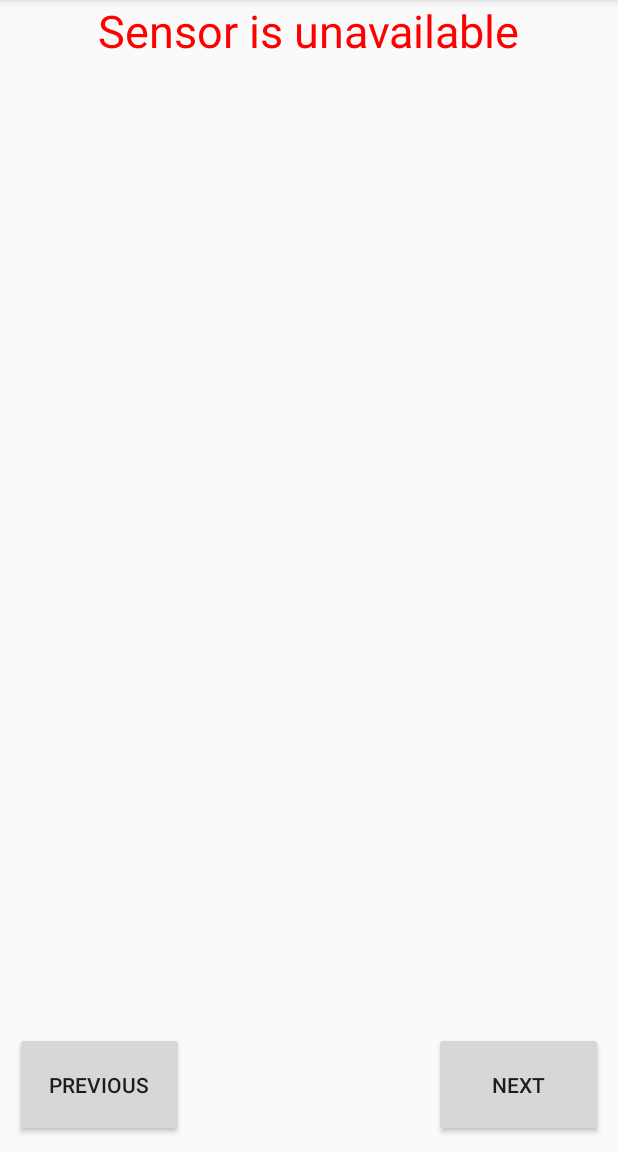
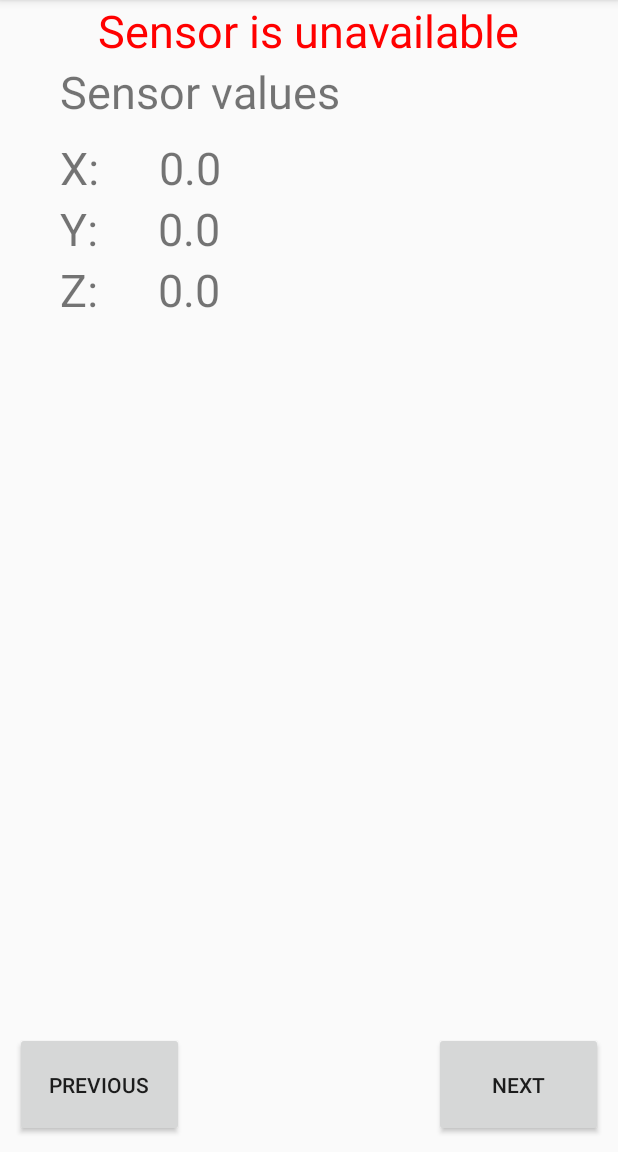
Before and after one commit to gchilczuk/SensorFun, an Android app: the screen it shows after launch (MainActivity), after a tap on "NEXT", on a phone screen of 412 x 824 dp, the part 84-1236 px from its top. Run offline under Robolectric (Android 15) with nearby library versions, the phone set to English and light mode, and no system bars; 1 statement that could not run was skipped.

Commit message:
Quite nice

```diff
--- a/app/src/main/java/pl/chilczuk/grzegorz/sensorfun/MainActivity.kt
+++ b/app/src/main/java/pl/chilczuk/grzegorz/sensorfun/MainActivity.kt
@@ -14,6 +14,8 @@ import android.view.View
 import android.widget.Toast
 import kotlinx.android.synthetic.main.activity_main.*
 import kotlinx.android.synthetic.main.content_main.*
+import java.lang.Math.abs
+import java.nio.channels.FileLock
 
 class MainActivity : AppCompatActivity(){
     var mSensorManager : SensorManager? = null
@@ -21,6 +23,7 @@ class MainActivity : AppCompatActivity(){
     var sensorList : List<Sensor>? = null
     var currentSensor = 0
     val sensorEventListenersList : MutableList<SensorEventListener> = mutableListOf()
+    var accuracy = 0.2
 
     override fun onCreate(savedInstanceState: Bundle?) {
         super.onCreate(savedInstanceState)
@@ -39,22 +42,16 @@ class MainActivity : AppCompatActivity(){
         if (sensor != null) {
             availabilityTV.text = sensor?.name
             availabilityTV.setTextColor(Color.GREEN)
-            headerTV.visibility = View.VISIBLE
-            valueXTV.visibility = View.VISIBLE
-            valueYTV.visibility = View.VISIBLE
-            valueZTV.visibility = View.VISIBLE
         } else {
             availabilityTV.text = getString(R.string.unavail)
             availabilityTV.setTextColor(Color.RED)
-            headerTV.visibility = View.INVISIBLE
-            valueXTV.visibility = View.INVISIBLE
-            valueYTV.visibility = View.INVISIBLE
-            valueZTV.visibility = View.INVISIBLE
         }
+        setValuesTVToZero()
         var sensorid = 0
         while(sensorid < sensorList?.size as Int){
             sensorEventListenersList.add(MySensorEventListener(sensorid))
-            mSensorManager?.registerListener(sensorEventListenersList.get(sensorid), sensorList?.get(sensorid), SensorManager.SENSOR_DELAY_NORMAL)
+            mSensorManager?.registerListener(sensorEventListenersList.get(sensorid),
+                    sensorList?.get(sensorid), SensorManager.SENSOR_DELAY_NORMAL)
             sensorid ++
         }
         currentSensor = 0
@@ -64,33 +61,12 @@ class MainActivity : AppCompatActivity(){
         if (sensorList != null){
             val len : Int = sensorList?.size as Int
             if (currentSensor >= len-1 ){
-                nextB.isActivated = false
                 currentSensor = len-1
             } else {
                 currentSensor ++
                 sensor = sensorList?.get(currentSensor)
-                toast(sensor?.name as CharSequence)
                 availabilityTV.text = sensor?.name
-                if (currentSensor == len-1 ){
-                    nextB.isActivated = false
-                }
-            }
-        }
-    }
-
-    inner class MySensorEventListener(val number : Int) : SensorEventListener {
-        override fun onAccuracyChanged(sensor: Sensor?, accuracy: Int) {
-            // Nothing
-        }
-
-        override fun onSensorChanged(event: SensorEvent?) {
-            if(currentSensor == number) {
-                val xtv = "X: " + event?.values?.get(0)
-                val ytv = "Y: " + event?.values?.get(1)
-                val ztv = "Z: " + event?.values?.get(2)
-                valueXTV.text = xtv
-                valueYTV.text = ytv
-                valueZTV.text = ztv
+                setValuesTVToZero()
             }
         }
     }
@@ -98,18 +74,20 @@ class MainActivity : AppCompatActivity(){
     fun prevSensor(){
         if (sensorList != null){
             if (currentSensor <= 0 ){
-                nextB.isActivated = false
                 currentSensor = 0
             } else {
                 currentSensor --
                 sensor = sensorList?.get(currentSensor)
-                toast(sensor?.name as CharSequence)
                 availabilityTV.text = sensor?.name
-                if (currentSensor == 0 ){
-                    nextB.isActivated = false
-                }
+                setValuesTVToZero()
             }
         }
+    }
+
+    fun setValuesTVToZero(){
+        valueXTV.text = getString(R.string.zero)
+        valueYTV.text = getString(R.string.zero)
+        valueZTV.text = getString(R.string.zero)
     }
 
     override fun onPause() {
@@ -136,6 +114,32 @@ class MainActivity : AppCompatActivity(){
 
         return super.onOptionsItemSelected(item)
     }
+
+    inner class MySensorEventListener(val number : Int) : SensorEventListener {
+        var prevX = 0f
+        var prevY = 0f
+        var prevZ = 0f
+
+        override fun onAccuracyChanged(sensor: Sensor?, accuracy: Int) {
+        }
+
+        override fun onSensorChanged(event: SensorEvent?) {
+            if(currentSensor == number) {
+                val currX = event?.values?.get(0) as Float
+                val currY = event.values?.get(1) as Float
+                val currZ = event.values?.get(2) as Float
+                if (abs(prevX - currX) > accuracy){
+                    valueXTV.text = currX.toString()
+                }
+                if (abs(prevY - currY) > accuracy){
+                    valueYTV.text = currY.toString()
+                }
+                if (abs(prevZ - currZ) > accuracy){
+                    valueZTV.text = currZ.toString()
+                }
+            }
+        }
+    }
 }
 
 
--- a/app/src/main/res/layout/content_main.xml
+++ b/app/src/main/res/layout/content_main.xml
@@ -9,65 +9,106 @@
     tools:showIn="@layout/activity_main">
 
     <TextView
+        android:id="@+id/availabilityTV"
         android:layout_width="wrap_content"
         android:layout_height="wrap_content"
+        android:layout_alignParentTop="true"
         android:layout_centerHorizontal="true"
-        android:layout_alignParentTop="true"
-        android:textSize="30sp"
-        android:id="@+id/availabilityTV"
-        />
+        android:textSize="30sp" />
+
     <TextView
+        android:id="@+id/headerTV"
         android:layout_width="wrap_content"
         android:layout_height="wrap_content"
-        android:id="@+id/headerTV"
+        android:layout_below="@+id/availabilityTV"
+        android:layout_marginLeft="40dp"
+        android:layout_marginStart="40dp"
+        android:layout_marginBottom="10dp"
         android:text="@string/values_decsription"
-        android:textSize="30sp"
-        android:layout_centerHorizontal="true"
-        android:layout_below="@+id/availabilityTV"
-        android:layout_margin="10dp"/>
+        android:textSize="30sp" />
 
     <TextView
+        android:id="@+id/X"
         android:layout_width="wrap_content"
         android:layout_height="wrap_content"
-        android:id="@+id/valueXTV"
-        android:textSize="30sp"
-        android:layout_centerHorizontal="true"
-        android:layout_below="@+id/headerTV"/>
+        android:layout_below="@+id/headerTV"
+        android:layout_marginLeft="40dp"
+        android:layout_marginStart="40dp"
+        android:layout_marginEnd="40dp"
+        android:layout_marginRight="40dp"
+        android:text="@string/x"
+        android:textSize="30sp" />
+
     <TextView
+        android:id="@+id/Y"
         android:layout_width="wrap_content"
         android:layout_height="wrap_content"
-        android:id="@+id/valueYTV"
-        android:textSize="30sp"
-        android:layout_centerHorizontal="true"
-        android:layout_below="@+id/valueXTV"/>
+        android:layout_below="@+id/X"
+        android:layout_marginLeft="40dp"
+        android:layout_marginStart="40dp"
+        android:layout_marginEnd="40dp"
+        android:layout_marginRight="40dp"
+        android:text="@string/y"
+        android:textSize="30sp" />
+
     <TextView
+        android:id="@+id/Z"
         android:layout_width="wrap_content"
         android:layout_height="wrap_content"
+        android:layout_below="@+id/Y"
+        android:layout_marginLeft="40dp"
+        android:layout_marginStart="40dp"
+        android:layout_marginEnd="40dp"
+        android:layout_marginRight="40dp"
+        android:text="@string/z"
+        android:textSize="30sp" />
+
+    <TextView
+        android:id="@+id/valueXTV"
+        android:layout_width="wrap_content"
+        android:layout_height="wrap_content"
+        android:layout_below="@+id/headerTV"
+        android:layout_toEndOf="@+id/X"
+        android:layout_toRightOf="@+id/X"
+        android:textSize="30sp" />
+
+    <TextView
+        android:id="@+id/valueYTV"
+        android:layout_width="wrap_content"
+        android:layout_height="wrap_content"
+        android:layout_below="@+id/valueXTV"
+        android:layout_toEndOf="@+id/Y"
+        android:layout_toRightOf="@+id/Y"
+        android:textSize="30sp" />
+
+    <TextView
         android:id="@+id/valueZTV"
-        android:textSize="30sp"
-        android:layout_centerHorizontal="true"
-        android:layout_below="@+id/valueYTV"/>
+        android:layout_width="wrap_content"
+        android:layout_height="wrap_content"
+        android:layout_below="@+id/valueYTV"
+        android:layout_toEndOf="@+id/Z"
+        android:layout_toRightOf="@+id/Z"
+        android:textSize="30sp" />
 
     <Button
+        android:id="@+id/nextB"
         android:layout_width="112.7dp"
         android:layout_height="70dp"
-        android:id="@+id/nextB"
-        android:text="@string/nextButton"
         android:layout_alignParentBottom="true"
         android:layout_alignParentEnd="true"
         android:layout_alignParentRight="true"
-        android:layout_margin="10dp"/>
+        android:layout_margin="10dp"
+        android:text="@string/nextButton" />
 
     <Button
+        android:id="@+id/prevB"
         android:layout_width="112.7dp"
         android:layout_height="70dp"
-        android:id="@+id/prevB"
-        android:text="@string/prevButton"
         android:layout_alignParentBottom="true"
+        android:layout_alignParentLeft="true"
         android:layout_alignParentStart="true"
-        android:layout_alignParentLeft="true"
-        android:layout_margin="10dp"/>
-
+        android:layout_margin="10dp"
+        android:text="@string/prevButton" />
 
 
 </RelativeLayout>
--- a/app/src/main/res/values/strings.xml
+++ b/app/src/main/res/values/strings.xml
@@ -7,4 +7,8 @@
     <string name="unavail">Sensor is unavailable</string>
     <string name="nextButton">Next</string>
     <string name="prevButton">Previous</string>
+    <string name="x">X: </string>
+    <string name="y">Y: </string>
+    <string name="z">Z: </string>
+    <string name="zero">0.0</string>
 </resources>
--- a/build.gradle
+++ b/build.gradle
@@ -8,7 +8,6 @@ buildscript {
     dependencies {
         classpath 'com.android.tools.build:gradle:2.3.2'
         classpath "org.jetbrains.kotlin:kotlin-gradle-plugin:$kotlin_version"
-
         // NOTE: Do not place your application dependencies here; they belong
         // in the individual module build.gradle files
     }
```
